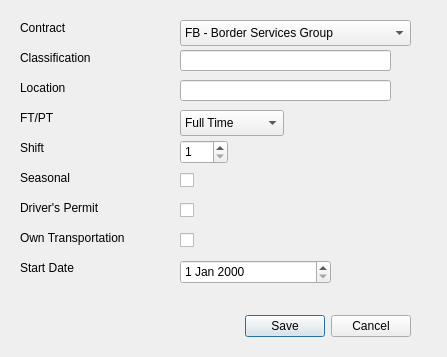
Old version of the form openToHireDialog.ui in the repository i-Technology/HR_Portal.
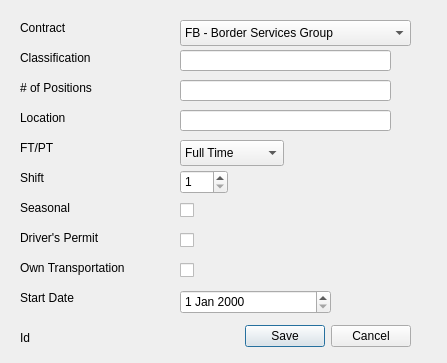
New version of the form.

Diff of the .ui file:
```diff
--- a/openToHireDialog.ui
+++ b/openToHireDialog.ui
@@ -7,7 +7,7 @@
     <x>0</x>
     <y>0</y>
     <width>447</width>
-    <height>357</height>
+    <height>363</height>
    </rect>
   </property>
   <property name="windowTitle">
@@ -16,9 +16,9 @@
   <widget class="QDialogButtonBox" name="openTiHireButtonBox">
    <property name="geometry">
     <rect>
-     <x>110</x>
-     <y>310</y>
-     <width>301</width>
+     <x>240</x>
+     <y>320</y>
+     <width>171</width>
      <height>32</height>
     </rect>
    </property>
@@ -56,7 +56,7 @@
    <property name="geometry">
     <rect>
      <x>20</x>
-     <y>80</y>
+     <y>110</y>
      <width>111</width>
      <height>16</height>
     </rect>
@@ -65,11 +65,11 @@
     <string>Location</string>
    </property>
   </widget>
-  <widget class="QLineEdit" name="othClassificationLineEdit">
+  <widget class="QLineEdit" name="othLocationLineEdit">
    <property name="geometry">
     <rect>
      <x>180</x>
-     <y>80</y>
+     <y>110</y>
      <width>211</width>
      <height>21</height>
     </rect>
@@ -79,7 +79,7 @@
    <property name="geometry">
     <rect>
      <x>20</x>
-     <y>110</y>
+     <y>140</y>
      <width>111</width>
      <height>16</height>
     </rect>
@@ -92,7 +92,7 @@
    <property name="geometry">
     <rect>
      <x>180</x>
-     <y>110</y>
+     <y>140</y>
      <width>104</width>
      <height>26</height>
     </rect>
@@ -112,7 +112,7 @@
    <property name="geometry">
     <rect>
      <x>180</x>
-     <y>140</y>
+     <y>170</y>
      <width>48</width>
      <height>24</height>
     </rect>
@@ -128,7 +128,7 @@
    <property name="geometry">
     <rect>
      <x>20</x>
-     <y>140</y>
+     <y>170</y>
      <width>111</width>
      <height>16</height>
     </rect>
@@ -141,7 +141,7 @@
    <property name="geometry">
     <rect>
      <x>20</x>
-     <y>170</y>
+     <y>200</y>
      <width>111</width>
      <height>16</height>
     </rect>
@@ -154,7 +154,7 @@
    <property name="geometry">
     <rect>
      <x>180</x>
-     <y>170</y>
+     <y>200</y>
      <width>87</width>
      <height>20</height>
     </rect>
@@ -167,7 +167,7 @@
    <property name="geometry">
     <rect>
      <x>20</x>
-     <y>200</y>
+     <y>230</y>
      <width>111</width>
      <height>16</height>
     </rect>
@@ -180,7 +180,7 @@
    <property name="geometry">
     <rect>
      <x>180</x>
-     <y>200</y>
+     <y>230</y>
      <width>87</width>
      <height>20</height>
     </rect>
@@ -193,7 +193,7 @@
    <property name="geometry">
     <rect>
      <x>180</x>
-     <y>230</y>
+     <y>260</y>
      <width>87</width>
      <height>20</height>
     </rect>
@@ -206,7 +206,7 @@
    <property name="geometry">
     <rect>
      <x>20</x>
-     <y>230</y>
+     <y>260</y>
      <width>141</width>
      <height>16</height>
     </rect>
@@ -219,7 +219,7 @@
    <property name="geometry">
     <rect>
      <x>20</x>
-     <y>260</y>
+     <y>290</y>
      <width>111</width>
      <height>16</height>
     </rect>
@@ -232,7 +232,7 @@
    <property name="geometry">
     <rect>
      <x>180</x>
-     <y>260</y>
+     <y>290</y>
      <width>151</width>
      <height>24</height>
     </rect>
@@ -266,6 +266,42 @@
     </property>
    </item>
   </widget>
+  <widget class="QLabel" name="othQtyLabel">
+   <property name="geometry">
+    <rect>
+     <x>20</x>
+     <y>80</y>
+     <width>111</width>
+     <height>16</height>
+    </rect>
+   </property>
+   <property name="text">
+    <string># of Positions</string>
+   </property>
+  </widget>
+  <widget class="QLineEdit" name="othQtyLineEdit">
+   <property name="geometry">
+    <rect>
+     <x>180</x>
+     <y>80</y>
+     <width>211</width>
+     <height>21</height>
+    </rect>
+   </property>
+  </widget>
+  <widget class="QLabel" name="othIdLabel">
+   <property name="geometry">
+    <rect>
+     <x>20</x>
+     <y>330</y>
+     <width>211</width>
+     <height>16</height>
+    </rect>
+   </property>
+   <property name="text">
+    <string>Id</string>
+   </property>
+  </widget>
  </widget>
  <resources/>
  <connections>
```
Left out of the diff: 14 changed lines with no effect on the pictures.
